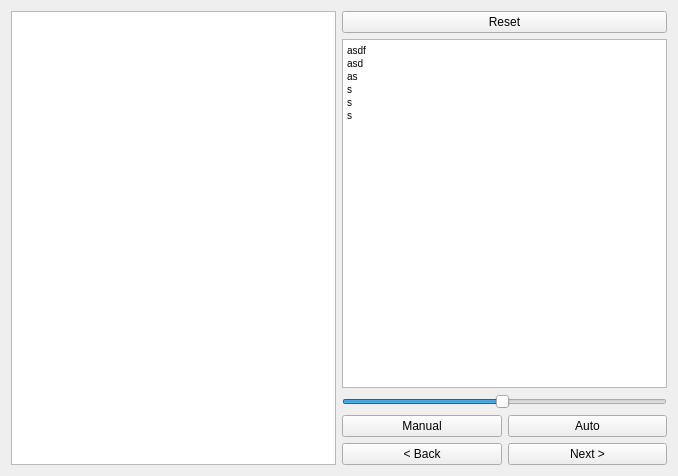
Qt form chesswindow.ui (Rattlesnek/ICP) before a commit.
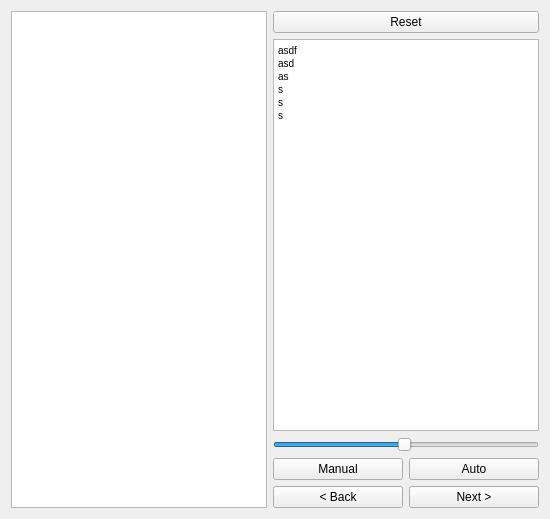
The same form after that commit.

What changed in the file:
```diff
--- a/chesswindow.ui
+++ b/chesswindow.ui
@@ -6,8 +6,8 @@
    <rect>
     <x>0</x>
     <y>0</y>
-    <width>678</width>
-    <height>476</height>
+    <width>550</width>
+    <height>519</height>
    </rect>
   </property>
   <property name="sizePolicy">
@@ -105,7 +105,20 @@
     </layout>
    </item>
    <item row="0" column="0">
-    <widget class="QGraphicsView" name="graphicsView"/>
+    <widget class="QGraphicsView" name="graphicsView">
+     <property name="sizePolicy">
+      <sizepolicy hsizetype="Preferred" vsizetype="Preferred">
+       <horstretch>0</horstretch>
+       <verstretch>0</verstretch>
+      </sizepolicy>
+     </property>
+     <property name="minimumSize">
+      <size>
+       <width>0</width>
+       <height>0</height>
+      </size>
+     </property>
+    </widget>
    </item>
   </layout>
  </widget>
```
